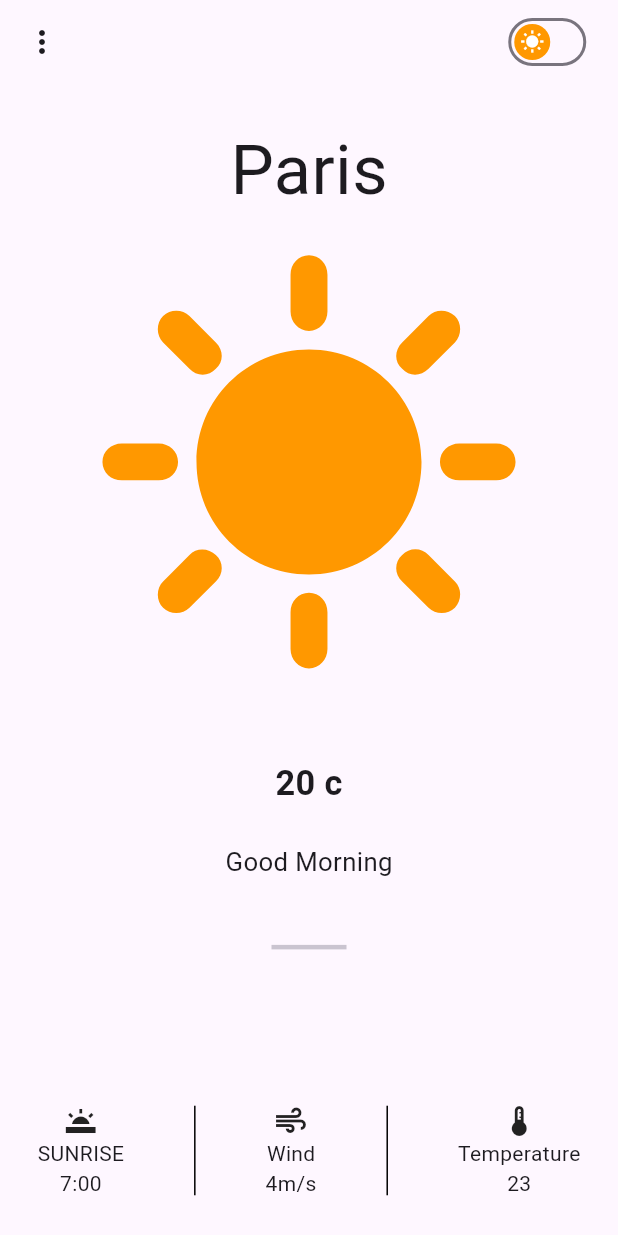
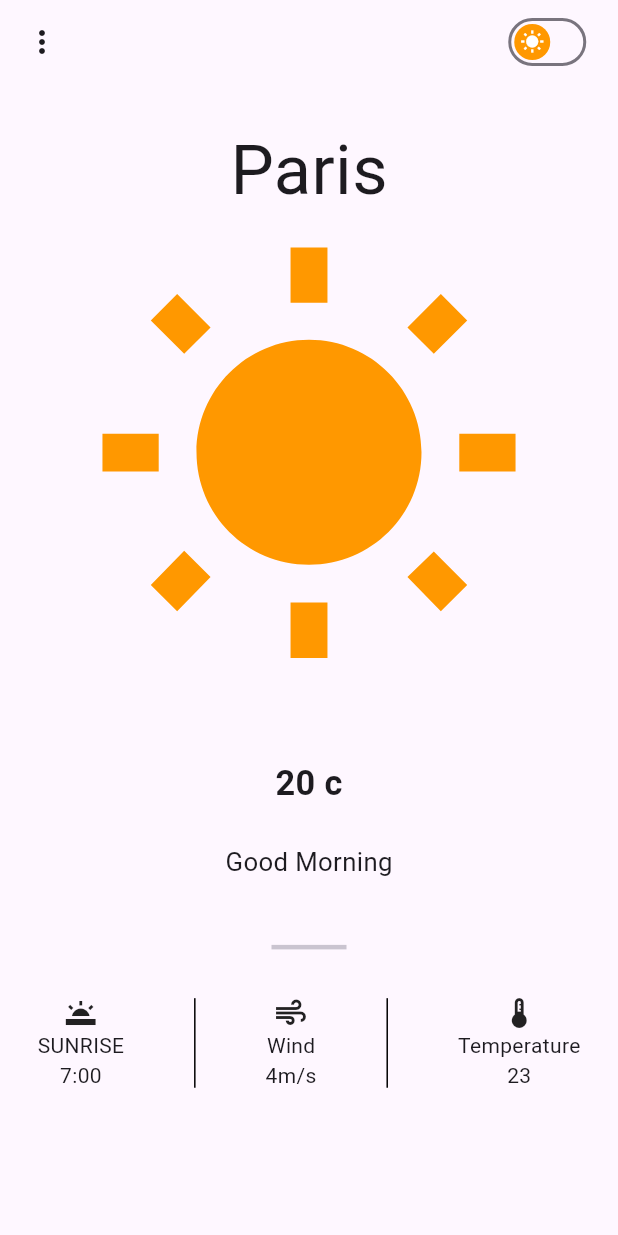
Before and after one commit to MohamedEssamFouad/FlutterWeatherApp_usingProvider_lightdarkmode, a Flutter app: the screen it shows after launch, on a phone screen of 412 x 824 dp. Run offline on Flutter 3.47's test engine with Material 3 defaults, Android fonts, the light colour scheme and no system bars; our stand-ins replace flutter_screenutil.

Commit message:
make it adaptive

```diff
--- a/lib/view/home.dart
+++ b/lib/view/home.dart
@@ -17,27 +17,25 @@ class Home extends StatelessWidget {
         ),
         actions: [
           Padding(
-            padding:  EdgeInsets.only(right: 15.w),
+            padding: EdgeInsets.only(right: 15.w),
             child: Consumer<PostProvider>(
-              builder: (context, themeProider, child) {
+              builder: (context, themeProvider, child) {
                 return Switch(
                   activeColor: Colors.white,
-                  // trackOutlineColor:
-                  //     const MaterialStatePropertyAll(Colors.black),
                   inactiveThumbColor: Colors.white,
                   thumbColor: const MaterialStatePropertyAll(Colors.orange),
                   inactiveTrackColor: Colors.transparent,
                   thumbIcon: MaterialStatePropertyAll(
-                    themeProider.isSwitched
+                    themeProvider.isSwitched
                         ? const Icon(Icons.nights_stay)
                         : const Icon(
                       Icons.wb_sunny,
                       color: Colors.white,
                     ),
                   ),
-                  value: themeProider.isSwitched,
+                  value: themeProvider.isSwitched,
                   onChanged: (value) {
-                    themeProider.toggleTheme();
+                    themeProvider.toggleTheme();
                   },
                 );
               },
@@ -45,45 +43,51 @@ class Home extends StatelessWidget {
           ),
         ],
       ),
-      body: Padding(
-        padding: const EdgeInsets.symmetric(horizontal: 25,vertical: 25.0),
-        child: Center(
+      body: SafeArea(
+        child: Padding(
+          padding: const EdgeInsets.symmetric(horizontal: 25, vertical: 25.0),
+          child: SingleChildScrollView(
             child: Column(
               children: [
                 Text(
                   'Paris',
-                style: TextStyle(fontSize:40.sp ),
+                  style: TextStyle(fontSize: 40.sp),
                 ),
-              SizedBox(height: 10.h,),
+                SizedBox(height: 10.h),
                 Consumer<PostProvider>(
-                builder: (context,themeprovider,child){
-                  return  Icon(
-                  themeprovider.isSwitched?
-
-                    Icons.nights_stay:Icons.sunny,size: 300,color: Colors.orange,
+                  builder: (context, themeProvider, child) {
+                    return Icon(
+                      themeProvider.isSwitched
+                          ? Icons.nights_stay
+                          : Icons.wb_sunny,
+                      size: 300,
+                      color: Colors.orange,
                     );
                   },
-
                 ),
-              SizedBox(height: 40.h,),
+                SizedBox(height: 40.h),
                 Text(
-                '20 c',style: TextStyle(fontSize: 20.sp,fontWeight: FontWeight.bold),
-
+                  '20 c',
+                  style: TextStyle(
+                    fontSize: 20.sp,
+                    fontWeight: FontWeight.bold,
                   ),
-              SizedBox(height: 20.h,),
+                ),
+                SizedBox(height: 20.h),
                 Text(
                   'Good Morning',
                   style: TextStyle(
                     fontSize: 15.sp,
                   ),
-              ),SizedBox(height: 30.h,),
+                ),
+                SizedBox(height: 30.h),
                 SizedBox(
                   width: 50,
                   child: Divider(
                     thickness: 3,
                   ),
                 ),
-             Spacer(),
+                SizedBox(height: 20.h),
                 Row(
                   mainAxisAlignment: MainAxisAlignment.spaceBetween,
                   children: [
@@ -128,6 +132,7 @@ class Home extends StatelessWidget {
             ),
           ),
         ),
+      ),
     );
   }
 }
```
Lines whose indentation alone changed are shown as unchanged.
